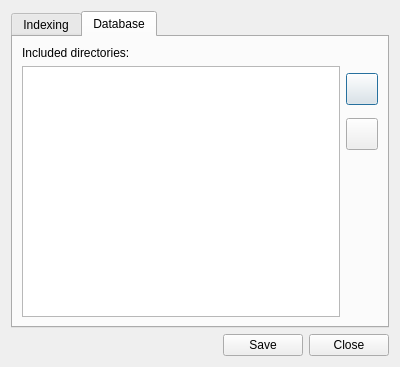
wmute/ziton, file ziton/resources/ui/preferences.ui: the form before one commit.
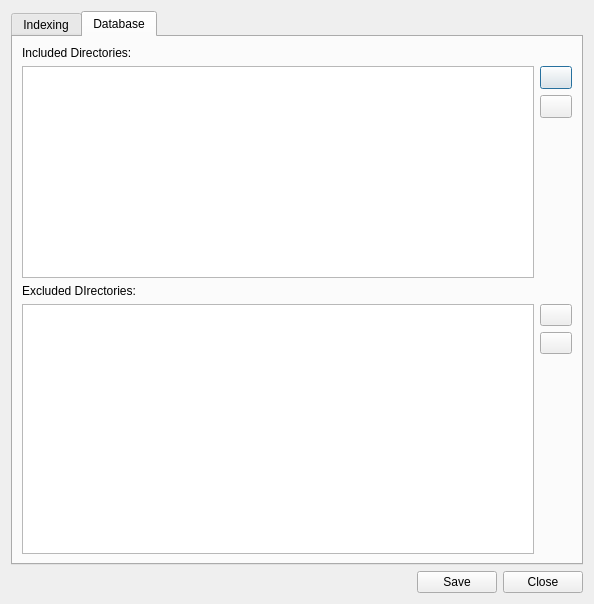
The form after the commit. The open tabs and pages were chosen to show the change. Icons and pictures are not drawn.

Commit message: sorted imports; reworking preference ui;

Patch:
```diff
--- a/ziton/resources/ui/preferences.ui
+++ b/ziton/resources/ui/preferences.ui
@@ -6,8 +6,8 @@
    <rect>
     <x>0</x>
     <y>0</y>
-    <width>400</width>
-    <height>367</height>
+    <width>594</width>
+    <height>455</height>
    </rect>
   </property>
   <property name="windowTitle">
@@ -20,7 +20,7 @@
    <item>
     <widget class="QTabWidget" name="tabWidget">
      <property name="currentIndex">
-      <number>0</number>
+      <number>1</number>
      </property>
      <widget class="QWidget" name="tab">
       <attribute name="title">
@@ -49,28 +49,17 @@
         </widget>
        </item>
        <item>
-        <widget class="QGroupBox" name="groupBox">
-         <property name="title">
-          <string>excluded:</string>
+        <spacer name="horizontalSpacer_3">
+         <property name="orientation">
+          <enum>Qt::Horizontal</enum>
          </property>
-         <layout class="QGridLayout" name="gridLayout">
-          <property name="leftMargin">
-           <number>0</number>
-          </property>
-          <property name="topMargin">
-           <number>0</number>
-          </property>
-          <property name="rightMargin">
-           <number>0</number>
-          </property>
-          <property name="bottomMargin">
-           <number>0</number>
-          </property>
-          <item row="0" column="0">
-           <widget class="QListWidget" name="excluded_dirs"/>
-          </item>
-         </layout>
-        </widget>
+         <property name="sizeHint" stdset="0">
+          <size>
+           <width>200</width>
+           <height>200</height>
+          </size>
+         </property>
+        </spacer>
        </item>
       </layout>
      </widget>
@@ -82,16 +71,16 @@
        <item row="0" column="0">
         <widget class="QLabel" name="label">
          <property name="text">
-          <string>Included directories:</string>
+          <string>Included Directories:</string>
          </property>
         </widget>
        </item>
        <item row="1" column="0">
-        <layout class="QHBoxLayout" name="horizontalLayout_2">
-         <item>
+        <layout class="QGridLayout" name="gridLayout">
+         <item row="1" column="0">
           <widget class="QListWidget" name="included_files"/>
          </item>
-         <item>
+         <item row="1" column="1">
           <layout class="QVBoxLayout" name="verticalLayout_3">
            <item>
             <widget class="QPushButton" name="add_item">
@@ -145,6 +134,90 @@
            </item>
           </layout>
          </item>
+         <item row="2" column="0">
+          <layout class="QVBoxLayout" name="verticalLayout_4">
+           <item>
+            <widget class="QLabel" name="label_2">
+             <property name="text">
+              <string>Excluded DIrectories:</string>
+             </property>
+            </widget>
+           </item>
+           <item>
+            <widget class="QListWidget" name="listWidget"/>
+           </item>
+          </layout>
+         </item>
+         <item row="2" column="1">
+          <layout class="QVBoxLayout" name="verticalLayout_5">
+           <item>
+            <spacer name="horizontalSpacer_5">
+             <property name="orientation">
+              <enum>Qt::Horizontal</enum>
+             </property>
+             <property name="sizeType">
+              <enum>QSizePolicy::Preferred</enum>
+             </property>
+             <property name="sizeHint" stdset="0">
+              <size>
+               <width>32</width>
+               <height>20</height>
+              </size>
+             </property>
+            </spacer>
+           </item>
+           <item>
+            <widget class="QPushButton" name="excluded_add_btn">
+             <property name="maximumSize">
+              <size>
+               <width>32</width>
+               <height>32</height>
+              </size>
+             </property>
+             <property name="text">
+              <string/>
+             </property>
+             <property name="icon">
+              <iconset>
+               <normaloff>ziton/resources/icons/add.png</normaloff>ziton/resources/icons/add.png</iconset>
+             </property>
+            </widget>
+           </item>
+           <item>
+            <widget class="QPushButton" name="excluded_remove_btn">
+             <property name="maximumSize">
+              <size>
+               <width>32</width>
+               <height>32</height>
+              </size>
+             </property>
+             <property name="text">
+              <string/>
+             </property>
+             <property name="icon">
+              <iconset>
+               <normaloff>ziton/resources/icons/remove.png</normaloff>ziton/resources/icons/remove.png</iconset>
+             </property>
+            </widget>
+           </item>
+           <item>
+            <spacer name="horizontalSpacer_4">
+             <property name="orientation">
+              <enum>Qt::Horizontal</enum>
+             </property>
+             <property name="sizeType">
+              <enum>QSizePolicy::Preferred</enum>
+             </property>
+             <property name="sizeHint" stdset="0">
+              <size>
+               <width>32</width>
+               <height>200</height>
+              </size>
+             </property>
+            </spacer>
+           </item>
+          </layout>
+         </item>
         </layout>
        </item>
       </layout>
```
The commit also changes 9 other files.
